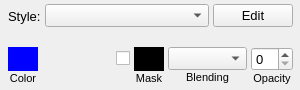
The window that sc_seg_fills.ui (nitramr/IndigoUIWidgets) describes before a commit, drawn with Qt 5.
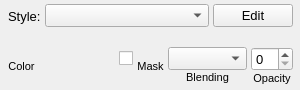
The same window after the commit.

Commit message: colorPreview Box functionality

The edit to the form file:
```diff
--- a/sc_seg_fills.ui
+++ b/sc_seg_fills.ui
@@ -164,28 +164,6 @@
         <property name="spacing">
          <number>0</number>
         </property>
-        <item>
-         <widget class="QWidget" name="widget" native="true">
-          <property name="minimumSize">
-           <size>
-            <width>30</width>
-            <height>24</height>
-           </size>
-          </property>
-          <property name="maximumSize">
-           <size>
-            <width>16777215</width>
-            <height>24</height>
-           </size>
-          </property>
-          <property name="autoFillBackground">
-           <bool>false</bool>
-          </property>
-          <property name="styleSheet">
-           <string notr="true">background-color:#0000ff;</string>
-          </property>
-         </widget>
-        </item>
         <item>
          <widget class="QLabel" name="label_8">
           <property name="sizePolicy">
@@ -275,28 +253,6 @@
         <property name="spacing">
          <number>0</number>
         </property>
-        <item>
-         <widget class="QWidget" name="widget_2" native="true">
-          <property name="minimumSize">
-           <size>
-            <width>30</width>
-            <height>24</height>
-           </size>
-          </property>
-          <property name="maximumSize">
-           <size>
-            <width>16777215</width>
-            <height>24</height>
-           </size>
-          </property>
-          <property name="autoFillBackground">
-           <bool>false</bool>
-          </property>
-          <property name="styleSheet">
-           <string notr="true">background-color:#000000;</string>
-          </property>
-         </widget>
-        </item>
         <item>
          <widget class="QLabel" name="label_9">
           <property name="sizePolicy">
```
The commit also changes 16 other files.
